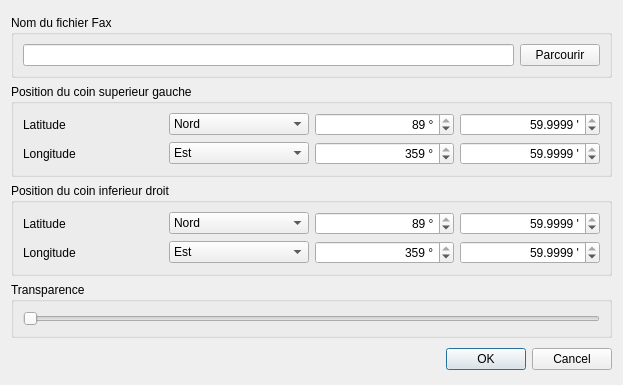
The window that src/Ui/dialogLoadImg.ui (nohal/qtVlm) describes before a commit, drawn with Qt 5.
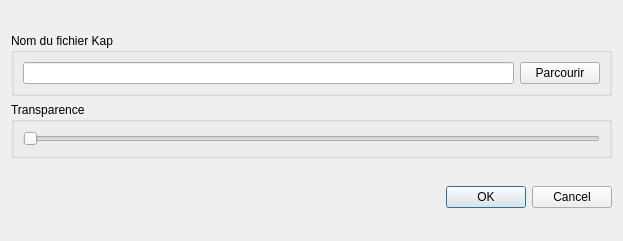
The same window after the commit.

The edit to the form file:
```diff
--- a/src/Ui/dialogLoadImg.ui
+++ b/src/Ui/dialogLoadImg.ui
@@ -7,7 +7,7 @@
     <x>0</x>
     <y>0</y>
     <width>623</width>
-    <height>385</height>
+    <height>241</height>
    </rect>
   </property>
   <property name="windowTitle">
@@ -21,7 +21,7 @@
        <item>
         <widget class="QGroupBox" name="groupBox">
          <property name="title">
-          <string>Nom du fichier Fax</string>
+          <string>Nom du fichier Kap</string>
          </property>
          <layout class="QHBoxLayout" name="horizontalLayout_3">
           <item>
@@ -37,278 +37,6 @@
          </layout>
         </widget>
        </item>
-       <item>
-        <widget class="QGroupBox" name="groupBox_2">
-         <property name="title">
-          <string>Position du coin superieur gauche</string>
-         </property>
-         <layout class="QGridLayout" name="gridLayout">
-          <item row="0" column="2">
-           <widget class="QDoubleSpinBox" name="lat_deg_UL">
-            <property name="alignment">
-             <set>Qt::AlignRight|Qt::AlignTrailing|Qt::AlignVCenter</set>
-            </property>
-            <property name="prefix">
-             <string/>
-            </property>
-            <property name="suffix">
-             <string> °</string>
-            </property>
-            <property name="decimals">
-             <number>0</number>
-            </property>
-            <property name="maximum">
-             <double>89.000000000000000</double>
-            </property>
-            <property name="value">
-             <double>89.000000000000000</double>
-            </property>
-           </widget>
-          </item>
-          <item row="0" column="3">
-           <widget class="QDoubleSpinBox" name="lat_min_UL">
-            <property name="alignment">
-             <set>Qt::AlignRight|Qt::AlignTrailing|Qt::AlignVCenter</set>
-            </property>
-            <property name="suffix">
-             <string> '</string>
-            </property>
-            <property name="decimals">
-             <number>4</number>
-            </property>
-            <property name="minimum">
-             <double>0.000000000000000</double>
-            </property>
-            <property name="maximum">
-             <double>59.999899999999997</double>
-            </property>
-            <property name="value">
-             <double>59.999899999999997</double>
-            </property>
-           </widget>
-          </item>
-          <item row="1" column="0">
-           <widget class="QLabel" name="label_5">
-            <property name="text">
-             <string>Longitude</string>
-            </property>
-           </widget>
-          </item>
-          <item row="1" column="1">
-           <widget class="QComboBox" name="lon_sig_UL">
-            <item>
-             <property name="text">
-              <string>Est</string>
-             </property>
-            </item>
-            <item>
-             <property name="text">
-              <string>Ouest</string>
-             </property>
-            </item>
-           </widget>
-          </item>
-          <item row="0" column="0">
-           <widget class="QLabel" name="label_2">
-            <property name="text">
-             <string>Latitude</string>
-            </property>
-           </widget>
-          </item>
-          <item row="0" column="1">
-           <widget class="QComboBox" name="lat_sig_UL">
-            <item>
-             <property name="text">
-              <string>Nord</string>
-             </property>
-            </item>
-            <item>
-             <property name="text">
-              <string>Sud</string>
-             </property>
-            </item>
-           </widget>
-          </item>
-          <item row="1" column="2">
-           <widget class="QDoubleSpinBox" name="lon_deg_UL">
-            <property name="alignment">
-             <set>Qt::AlignRight|Qt::AlignTrailing|Qt::AlignVCenter</set>
-            </property>
-            <property name="suffix">
-             <string> °</string>
-            </property>
-            <property name="decimals">
-             <number>0</number>
-            </property>
-            <property name="maximum">
-             <double>359.000000000000000</double>
-            </property>
-            <property name="value">
-             <double>359.000000000000000</double>
-            </property>
-           </widget>
-          </item>
-          <item row="1" column="3">
-           <widget class="QDoubleSpinBox" name="lon_min_UL">
-            <property name="alignment">
-             <set>Qt::AlignRight|Qt::AlignTrailing|Qt::AlignVCenter</set>
-            </property>
-            <property name="suffix">
-             <string> '</string>
-            </property>
-            <property name="decimals">
-             <number>4</number>
-            </property>
-            <property name="minimum">
-             <double>0.000000000000000</double>
-            </property>
-            <property name="maximum">
-             <double>59.999899999999997</double>
-            </property>
-            <property name="value">
-             <double>59.999899999999997</double>
-            </property>
-           </widget>
-          </item>
-         </layout>
-        </widget>
-       </item>
-       <item>
-        <widget class="QGroupBox" name="groupBox_3">
-         <property name="title">
-          <string>Position du coin inferieur droit</string>
-         </property>
-         <layout class="QGridLayout" name="gridLayout_2">
-          <item row="0" column="2">
-           <widget class="QDoubleSpinBox" name="lat_deg_LR">
-            <property name="alignment">
-             <set>Qt::AlignRight|Qt::AlignTrailing|Qt::AlignVCenter</set>
-            </property>
-            <property name="prefix">
-             <string/>
-            </property>
-            <property name="suffix">
-             <string> °</string>
-            </property>
-            <property name="decimals">
-             <number>0</number>
-            </property>
-            <property name="maximum">
-             <double>89.000000000000000</double>
-            </property>
-            <property name="value">
-             <double>89.000000000000000</double>
-            </property>
-           </widget>
-          </item>
-          <item row="0" column="3">
-           <widget class="QDoubleSpinBox" name="lat_min_LR">
-            <property name="alignment">
-             <set>Qt::AlignRight|Qt::AlignTrailing|Qt::AlignVCenter</set>
-            </property>
-            <property name="suffix">
-             <string> '</string>
-            </property>
-            <property name="decimals">
-             <number>4</number>
-            </property>
-            <property name="minimum">
-             <double>0.000000000000000</double>
-            </property>
-            <property name="maximum">
-             <double>59.999899999999997</double>
-            </property>
-            <property name="value">
-             <double>59.999899999999997</double>
-            </property>
-           </widget>
-          </item>
-          <item row="1" column="0">
-           <widget class="QLabel" name="label_6">
-            <property name="text">
-             <string>Longitude</string>
-            </property>
-           </widget>
-          </item>
-          <item row="1" column="1">
-           <widget class="QComboBox" name="lon_sig_LR">
-            <item>
-             <property name="text">
-              <string>Est</string>
-             </property>
-            </item>
-            <item>
-             <property name="text">
-              <string>Ouest</string>
-             </property>
-            </item>
-           </widget>
-          </item>
-          <item row="0" column="0">
-           <widget class="QLabel" name="label_3">
-            <property name="text">
-             <string>Latitude</string>
-            </property>
-           </widget>
-          </item>
-          <item row="0" column="1">
-           <widget class="QComboBox" name="lat_sig_LR">
-            <item>
-             <property name="text">
-              <string>Nord</string>
-             </property>
-            </item>
-            <item>
-             <property name="text">
-              <string>Sud</string>
-             </property>
-            </item>
-           </widget>
-          </item>
-          <item row="1" column="2">
-           <widget class="QDoubleSpinBox" name="lon_deg_LR">
-            <property name="alignment">
-             <set>Qt::AlignRight|Qt::AlignTrailing|Qt::AlignVCenter</set>
-            </property>
-            <property name="suffix">
-             <string> °</string>
-            </property>
-            <property name="decimals">
-             <number>0</number>
-            </property>
-            <property name="maximum">
-             <double>359.000000000000000</double>
-            </property>
-            <property name="value">
-             <double>359.000000000000000</double>
-            </property>
-           </widget>
-          </item>
-          <item row="1" column="3">
-           <widget class="QDoubleSpinBox" name="lon_min_LR">
-            <property name="alignment">
-             <set>Qt::AlignRight|Qt::AlignTrailing|Qt::AlignVCenter</set>
-            </property>
-            <property name="suffix">
-             <string> '</string>
-            </property>
-            <property name="decimals">
-             <number>4</number>
-            </property>
-            <property name="minimum">
-             <double>0.000000000000000</double>
-            </property>
-            <property name="maximum">
-             <double>59.999899999999997</double>
-            </property>
-            <property name="value">
-             <double>59.999899999999997</double>
-            </property>
-           </widget>
-          </item>
-         </layout>
-        </widget>
-       </item>
        <item>
         <widget class="QGroupBox" name="groupBox_4">
          <property name="title">
```
Left out of the diff: 14 changed lines with no effect on the pictures.
